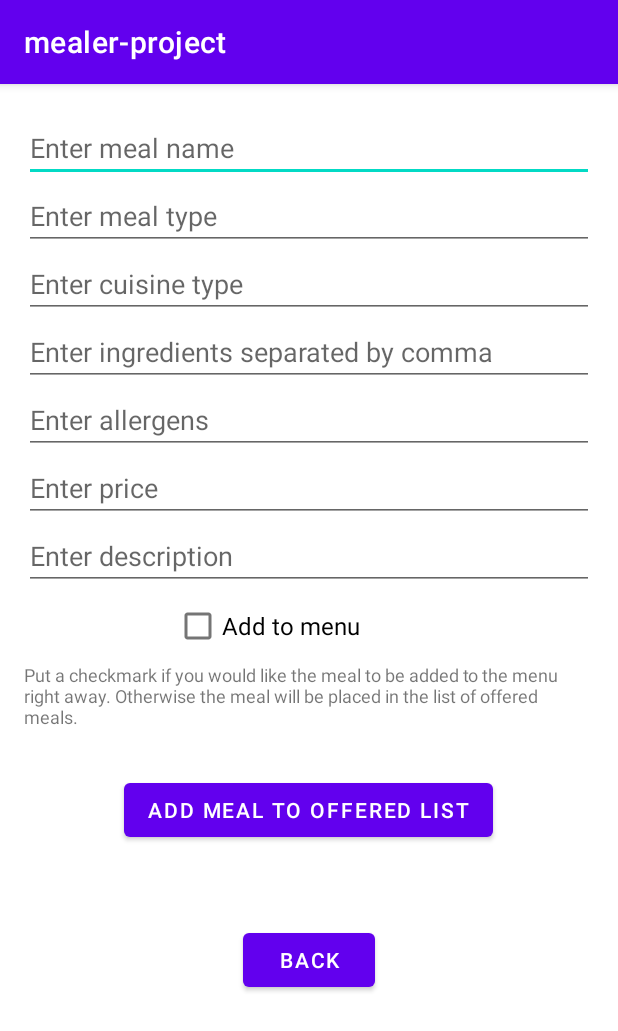
After one commit to kevinluong21/mealer-project, an Android app: the MealActivity screen opened directly, with no data from a screen before it, on a phone screen of 412 x 824 dp. The commit adds this screen. Shown: the top 1031 px of the screen. Run offline under Robolectric (Android 15) with nearby library versions, the phone set to English and light mode, and no system bars; our stand-ins replace Firebase (no records; nobody signed in at launch, a user with empty details on screens opened directly).

Commit message:
Modified class meal; added MealActivity where new meals can be added to database; Added MealsList, ReviewMealsActivity and layout_meal_list.xml for future implementation.

```diff
--- /dev/null
+++ b/app/src/main/java/com/seg2105/mealer_project/MealActivity.java
@@ -0,0 +1,121 @@
+package com.seg2105.mealer_project;
+
+import androidx.appcompat.app.AppCompatActivity;
+
+import android.os.Bundle;
+import android.view.View;
+import android.widget.Button;
+import android.widget.CheckBox;
+import android.widget.EditText;
+import android.widget.Toast;
+
+import com.google.firebase.database.DatabaseReference;
+import com.google.firebase.database.FirebaseDatabase;
+import com.google.firebase.storage.FirebaseStorage;
+
+import java.io.Serializable;
+
+public class MealActivity extends AppCompatActivity implements Serializable {
+
+
+    Person currentCook = MainActivity.currentUser;
+    //currentUser.getRole();
+
+
+    EditText editTextMealName;
+    EditText editTextMealType;
+    EditText editTextCuisineType;
+    EditText editTextIngredients; //separated by comma
+    EditText editTextAllergens;
+    EditText editTextPrice;
+    EditText editTextDescription;
+    CheckBox checkBoxAddToMenu;
+    Button btnBack;
+
+    DatabaseReference users = MainActivity.getUsers(); //get user database from MainActivity
+
+    Button btnAddMeal;
+
+    @Override
+    protected void onCreate(Bundle savedInstanceState) {
+        super.onCreate(savedInstanceState);
+        setContentView(R.layout.activity_meal);
+
+
+        editTextMealName = (EditText) findViewById(R.id.editTextMealName);
+        editTextMealType = (EditText) findViewById(R.id.editTextMealType);
+        editTextCuisineType = (EditText) findViewById(R.id.editTextCuisineType);
+        editTextIngredients = (EditText) findViewById(R.id.editTextIngredients);
+        editTextAllergens = (EditText) findViewById(R.id.editTextAllergens);
+        editTextPrice = (EditText) findViewById(R.id.editTextPrice);
+        editTextDescription = (EditText) findViewById(R.id.editTextDescription);
+
+        btnAddMeal = (Button) findViewById(R.id.btnAddMealCompleted);
+
+
+
+        btnBack = (Button) findViewById(R.id.btnBackHomeToCook);
+
+        btnBack.setOnClickListener(new View.OnClickListener() {
+            @Override
+            public void onClick(View view) {
+                finish();
+            }
+        });
+
+        checkBoxAddToMenu = (CheckBox) findViewById(R.id.checkBoxAddedToMenu);
+
+        //AP: used to test the addition to db
+        /*Meal check = new Meal("mealname", "mealtype", " cusinetype", "ingredients,klk", "allergens,jhjh", 10, "description", false);
+
+        users.child(currentCook.getEmailAddress()).child("meals").child(check.getName()).setValue(check);
+        */
+        btnAddMeal.setOnClickListener(new View.OnClickListener(){
+
+            @Override
+            public void onClick(View view) {
+                createMeal(view);
+                Toast.makeText(getApplicationContext(), "Meal added", Toast.LENGTH_LONG).show();
+                clearFields();
+            }
+        });
+
+
+    }
+
+
+    public void createMeal(View v){
+
+        String mealName = editTextMealName.getText().toString().trim().toLowerCase();
+        String mealType = editTextMealType.getText().toString().trim().toLowerCase();
+        String cuisineType = editTextCuisineType.getText().toString().trim().toLowerCase();
+
+        //MUST IMPLEMENT PARSING THROUGH THE STRING ARRAY
+        //FOR NOW ONLY 1 INGREDIENT WILL BE ADDED TO TEST
+        String listOfIngredients = editTextIngredients.getText().toString().trim().toLowerCase();
+        String listOfAllergens = editTextAllergens.getText().toString().trim().toLowerCase();
+        String priceString = editTextPrice.getText().toString().trim().toLowerCase();
+        Double price = Double.parseDouble(priceString);
+        String description = editTextDescription.getText().toString().trim().toLowerCase();
+        boolean isInMenu = checkBoxAddToMenu.isChecked();
+
+        Meal newMeal = new Meal(mealName,mealType,cuisineType,listOfIngredients,listOfAllergens,price,description,isInMenu);
+
+        users.child(currentCook.getEmailAddress()).child("meals").child(newMeal.getName()).setValue(newMeal);
+
+    }
+
+    public void clearFields(){
+        editTextMealName.setText("");
+        editTextMealType.setText("");
+        editTextCuisineType.setText("");
+        editTextIngredients.setText("");
+        editTextAllergens.setText("");
+        editTextPrice.setText("");
+        editTextDescription.setText("");
+        checkBoxAddToMenu.setChecked(false);
+
+    }
+
+
+}
--- /dev/null
+++ b/app/src/main/res/layout/activity_meal.xml
@@ -0,0 +1,131 @@
+<?xml version="1.0" encoding="utf-8"?>
+<androidx.constraintlayout.widget.ConstraintLayout xmlns:android="http://schemas.android.com/apk/res/android"
+    xmlns:app="http://schemas.android.com/apk/res-auto"
+    xmlns:tools="http://schemas.android.com/tools"
+    android:layout_width="match_parent"
+    android:layout_height="match_parent"
+    tools:context=".MealActivity">
+
+    <LinearLayout
+        android:layout_width="match_parent"
+        android:layout_height="match_parent"
+        android:layout_marginStart="16dp"
+        android:layout_marginTop="20dp"
+        android:layout_marginEnd="16dp"
+        android:layout_marginBottom="300dp"
+        android:orientation="vertical"
+        app:layout_constraintBottom_toBottomOf="parent"
+        app:layout_constraintEnd_toEndOf="parent"
+        app:layout_constraintStart_toStartOf="parent"
+        app:layout_constraintTop_toTopOf="parent">
+
+        <EditText
+            android:id="@+id/editTextMealName"
+            android:layout_width="match_parent"
+            android:layout_height="wrap_content"
+            android:ems="10"
+            android:hint="Enter meal name"
+            android:inputType="textPersonName" />
+
+        <EditText
+            android:id="@+id/editTextMealType"
+            android:layout_width="match_parent"
+            android:layout_height="wrap_content"
+            android:ems="10"
+            android:hint="Enter meal type"
+            android:inputType="textPersonName" />
+
+        <EditText
+            android:id="@+id/editTextCuisineType"
+            android:layout_width="match_parent"
+            android:layout_height="wrap_content"
+            android:ems="10"
+            android:hint="Enter cuisine type"
+            android:inputType="textPersonName" />
+
+        <EditText
+            android:id="@+id/editTextIngredients"
+            android:layout_width="match_parent"
+            android:layout_height="wrap_content"
+            android:ems="10"
+            android:hint="Enter ingredients separated by comma"
+            android:inputType="textPersonName" />
+
+        <EditText
+            android:id="@+id/editTextAllergens"
+            android:layout_width="match_parent"
+            android:layout_height="wrap_content"
+            android:ems="10"
+            android:hint="Enter allergens"
+            android:inputType="textPersonName" />
+
+        <EditText
+            android:id="@+id/editTextPrice"
+            android:layout_width="match_parent"
+            android:layout_height="wrap_content"
+            android:ems="10"
+            android:hint="Enter price"
+            android:inputType="textPersonName" />
+
+        <EditText
+            android:id="@+id/editTextDescription"
+            android:layout_width="match_parent"
+            android:layout_height="wrap_content"
+            android:ems="10"
+            android:hint="Enter description"
+            android:inputType="textPersonName" />
+
+        <CheckBox
+            android:id="@+id/checkBoxAddedToMenu"
+            android:layout_width="match_parent"
+            android:layout_height="wrap_content"
+            android:layout_marginLeft="100dp"
+            android:layout_marginRight="100dp"
+            android:text="Add to menu"
+            android:textSize="16sp" />
+
+        <TextView
+            android:id="@+id/txtExplanation"
+            android:layout_width="wrap_content"
+            android:layout_height="wrap_content"
+            android:text="Put a checkmark if you would like the meal to be added to the menu right away. Otherwise the meal will be placed in the list of offered meals."
+            android:textSize="12sp" />
+
+    </LinearLayout>
+
+    <LinearLayout
+        android:layout_width="match_parent"
+        android:layout_height="match_parent"
+        android:layout_marginTop="400dp"
+        android:layout_marginBottom="200dp"
+        android:gravity="center"
+        android:orientation="horizontal"
+        app:layout_constraintBottom_toBottomOf="parent"
+        app:layout_constraintTop_toTopOf="parent">
+
+        <Button
+            android:id="@+id/btnAddMealCompleted"
+            android:layout_width="wrap_content"
+            android:layout_height="wrap_content"
+            android:text="Add meal to offered list" />
+
+    </LinearLayout>
+
+    <LinearLayout
+        android:layout_width="match_parent"
+        android:layout_height="match_parent"
+        android:layout_marginTop="500dp"
+        android:layout_marginBottom="100dp"
+        android:gravity="center"
+        android:orientation="vertical"
+        app:layout_constraintBottom_toBottomOf="parent"
+        app:layout_constraintTop_toTopOf="parent">
+
+        <Button
+            android:id="@+id/btnBackHomeToCook"
+            android:layout_width="wrap_content"
+            android:layout_height="wrap_content"
+            android:text="Back" />
+    </LinearLayout>
+
+</androidx.constraintlayout.widget.ConstraintLayout>
```
Also changed, not shown: app/src/main/AndroidManifest.xml (+14 -0 lines), app/src/main/java/com/seg2105/mealer_project/Cook.java (+8 -3 lines), app/src/main/java/com/seg2105/mealer_project/Meal.java (+46 -1 lines), app/src/main/java/com/seg2105/mealer_project/MealsList.java (added, +42 -0 lines), app/src/main/java/com/seg2105/mealer_project/ReviewMealsActivity.java (added, +106 -0 lines), app/src/main/java/com/seg2105/mealer_project/UserWelcome.java (+29 -0 lines), app/src/main/res/layout/activity_clientwelcome.xml (+18 -0 lines), app/src/main/res/layout/activity_review_meals.xml (added, +55 -0 lines), app/src/main/res/layout/layout_meal_list.xml (added, +32 -0 lines).
